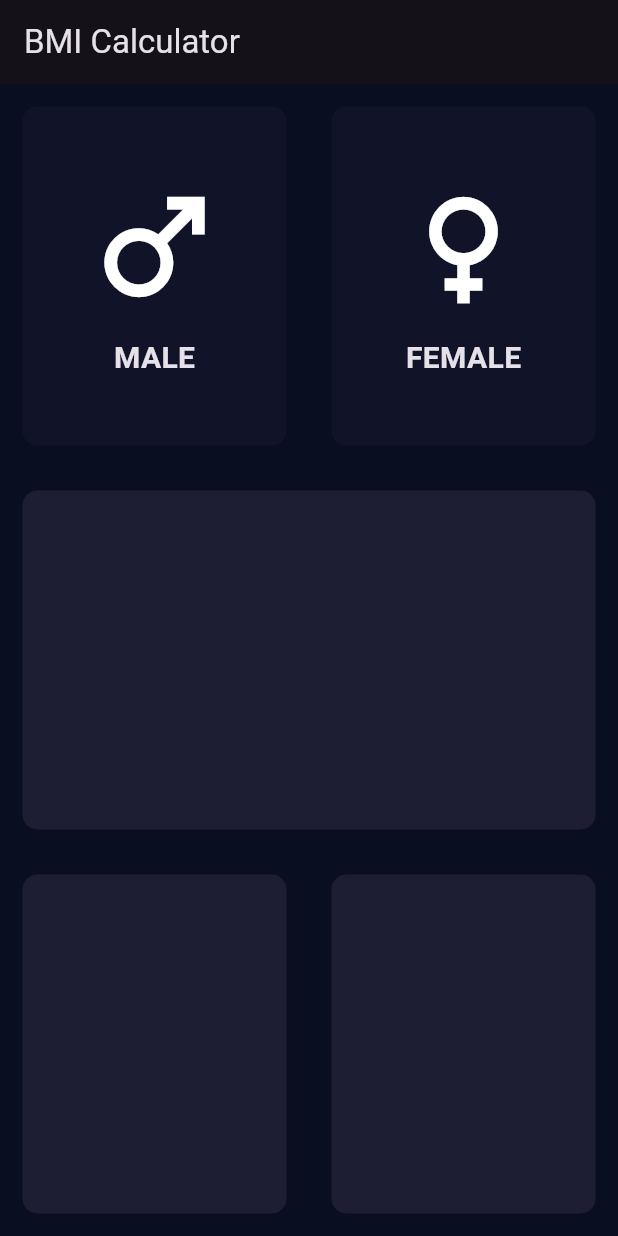
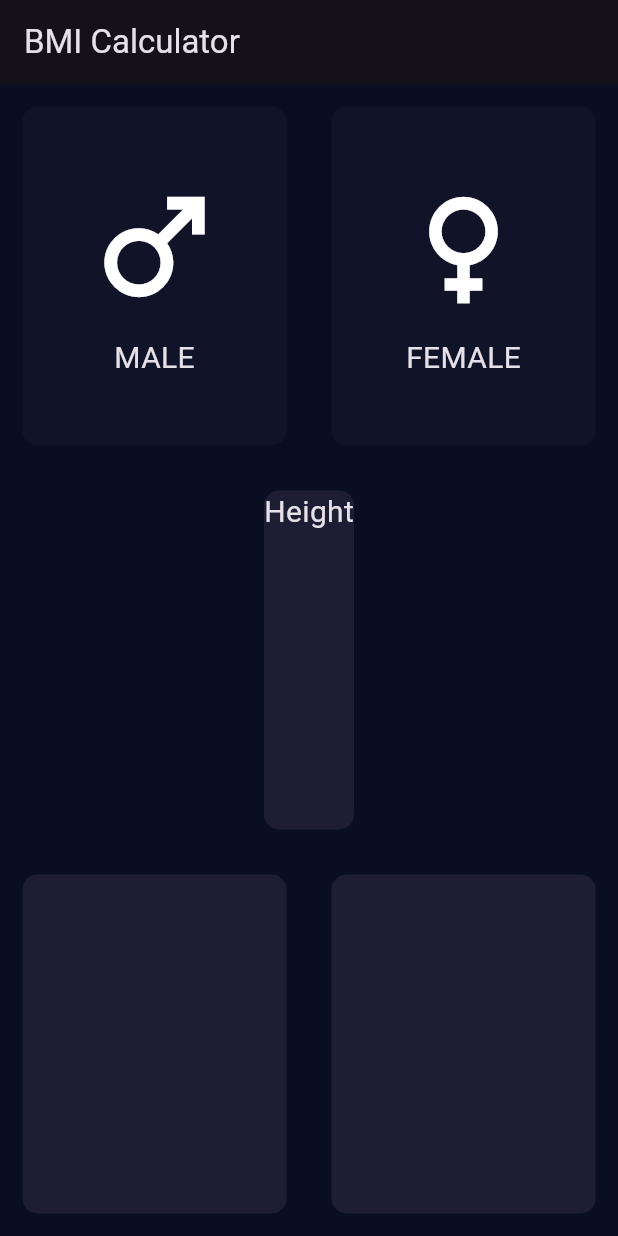
Before and after one commit to mabdula2004/BMI-App, a Flutter app: the screen it shows after launch, on a phone screen of 412 x 824 dp. Run offline on Flutter 3.47's test engine with Material 3 defaults, Android fonts, the phone set to English and light mode, and no system bars.

Commit message:
video 12 BMI App Create Const file for Containers (Lecture 45)
in this video we only separate the constants in a const file so that they can be accessible through out the code.

```diff
--- /dev/null
+++ b/lib/ConstantFile.dart
@@ -0,0 +1,8 @@
+import 'package:flutter/material.dart';
+
+const KLabelStyle=TextStyle(
+fontSize: 20,
+fontWeight: FontWeight.normal,
+);
+const activeColor = Color(0xFF1D1E33);
+const dactiveColor = Color(0xFF111328);
--- a/lib/columnWidget.dart
+++ b/lib/columnWidget.dart
@@ -1,3 +1,4 @@
+import 'package:bmi_app/ConstantFile.dart';
 import 'package:flutter/material.dart';
 class columnWidget extends StatelessWidget {
   final String txt;
@@ -15,10 +16,9 @@ class columnWidget extends StatelessWidget {
         ),
         SizedBox(height: 10,),
         Text(txt,
-          style: TextStyle(
-              fontSize: 20,
-              fontWeight: FontWeight.bold
-          ),)],
+          style: KLabelStyle,
+        ),
+      ],
     );
   }
 }
--- a/lib/input_page.dart
+++ b/lib/input_page.dart
@@ -1,9 +1,9 @@
+import 'package:bmi_app/ConstantFile.dart';
 import 'package:flutter/material.dart';
 import 'columnWidget.dart';
 import 'RepeatContainer.dart';
 
-const activeColor = Color(0xFF1D1E33);
-const dactiveColor = Color(0xFF111328);
+
 
 enum Gender {
   male,
@@ -59,6 +59,11 @@ class _InputState extends State<Input> {
           Expanded(
             child: RepeatContainer(
               color: Color(0xFF1D1E33),
+              cardWidget: Column(
+                children: [
+                  Text('Height', style:KLabelStyle,),
+                ],
+              ),
             ),
           ),
           Expanded(
```
